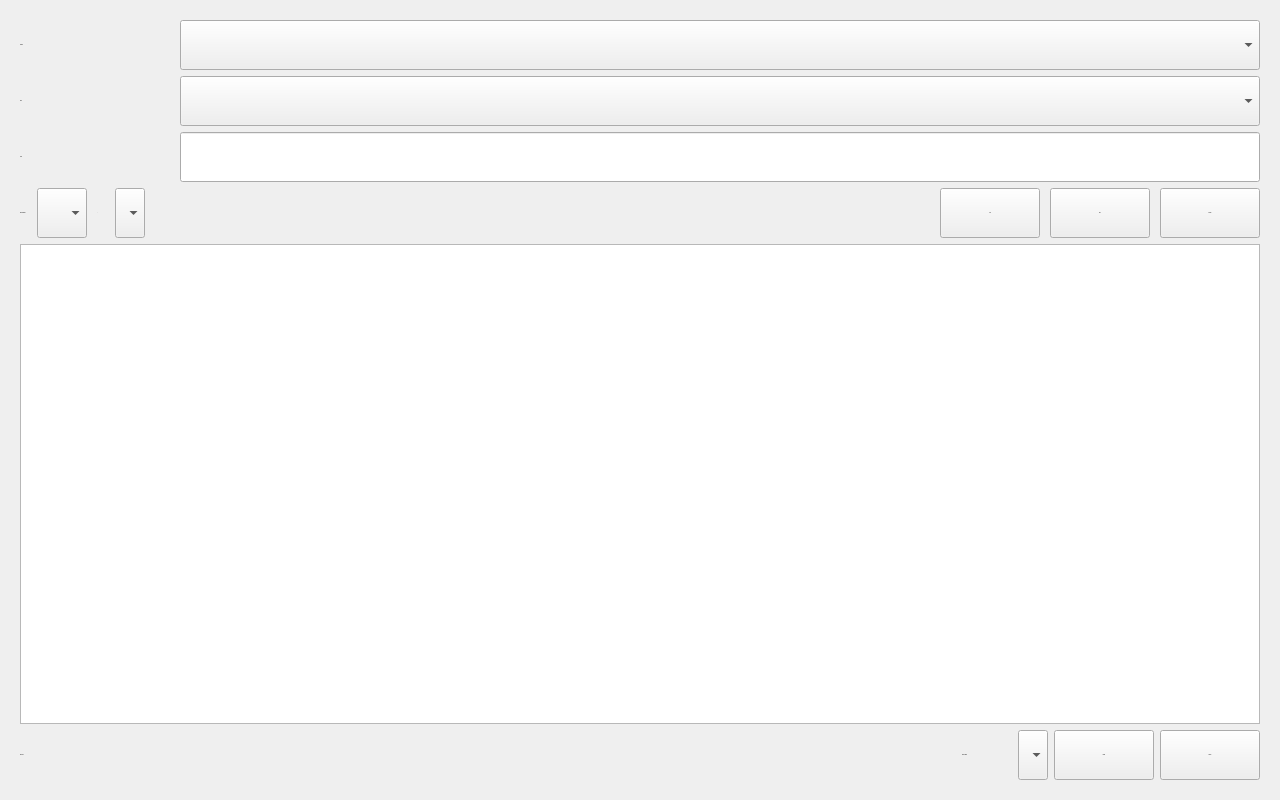
Before: the Qt Designer form Source/Time-Track/clockoutform.ui in joshuawootonn/time-track, drawn with Qt 5.
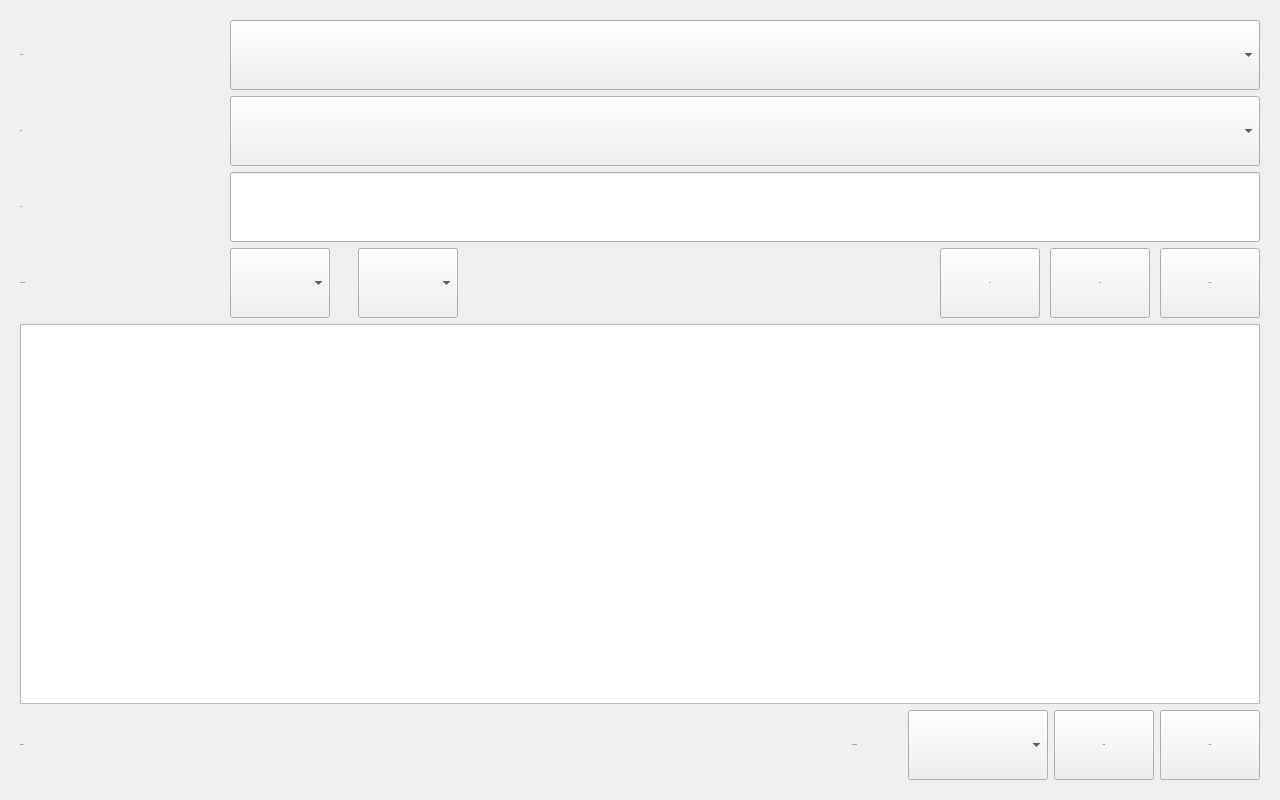
After: the same form once the commit is applied.

What changed in the file:
```diff
--- a/Source/Time-Track/clockoutform.ui
+++ b/Source/Time-Track/clockoutform.ui
@@ -161,9 +161,15 @@
               <verstretch>0</verstretch>
              </sizepolicy>
             </property>
+            <property name="minimumSize">
+             <size>
+              <width>200</width>
+              <height>0</height>
+             </size>
+            </property>
             <property name="maximumSize">
              <size>
-              <width>150</width>
+              <width>200</width>
               <height>45</height>
              </size>
             </property>
@@ -183,7 +189,7 @@
             <property name="minimumSize">
              <size>
               <width>0</width>
-              <height>50</height>
+              <height>70</height>
              </size>
             </property>
             <property name="sizeAdjustPolicy">
@@ -206,9 +212,15 @@
               <verstretch>0</verstretch>
              </sizepolicy>
             </property>
+            <property name="minimumSize">
+             <size>
+              <width>200</width>
+              <height>0</height>
+             </size>
+            </property>
             <property name="maximumSize">
              <size>
-              <width>150</width>
+              <width>200</width>
               <height>45</height>
              </size>
             </property>
@@ -228,7 +240,7 @@
             <property name="minimumSize">
              <size>
               <width>0</width>
-              <height>50</height>
+              <height>70</height>
              </size>
             </property>
            </widget>
@@ -250,7 +262,7 @@
             </property>
             <property name="maximumSize">
              <size>
-              <width>150</width>
+              <width>200</width>
               <height>45</height>
              </size>
             </property>
@@ -273,7 +285,7 @@
             <property name="minimumSize">
              <size>
               <width>0</width>
-              <height>50</height>
+              <height>70</height>
              </size>
             </property>
             <property name="echoMode">
@@ -296,9 +308,15 @@
               <verstretch>0</verstretch>
              </sizepolicy>
             </property>
+            <property name="minimumSize">
+             <size>
+              <width>200</width>
+              <height>0</height>
+             </size>
+            </property>
             <property name="maximumSize">
              <size>
-              <width>150</width>
+              <width>200</width>
               <height>45</height>
              </size>
             </property>
@@ -311,8 +329,8 @@
            <widget class="QComboBox" name="Hours">
             <property name="minimumSize">
              <size>
-              <width>50</width>
-              <height>50</height>
+              <width>100</width>
+              <height>70</height>
              </size>
             </property>
             <property name="maximumSize">
@@ -355,8 +373,8 @@
            <widget class="QComboBox" name="Minutes">
             <property name="minimumSize">
              <size>
-              <width>0</width>
-              <height>50</height>
+              <width>100</width>
+              <height>70</height>
              </size>
             </property>
             <property name="maximumSize">
@@ -388,7 +406,7 @@
             <property name="minimumSize">
              <size>
               <width>100</width>
-              <height>50</height>
+              <height>70</height>
              </size>
             </property>
             <property name="text">
@@ -401,7 +419,7 @@
             <property name="minimumSize">
              <size>
               <width>100</width>
-              <height>50</height>
+              <height>70</height>
              </size>
             </property>
             <property name="text">
@@ -414,7 +432,7 @@
             <property name="minimumSize">
              <size>
               <width>100</width>
-              <height>50</height>
+              <height>70</height>
              </size>
             </property>
             <property name="text">
@@ -528,8 +546,8 @@
          <widget class="QComboBox" name="Lunch">
           <property name="minimumSize">
            <size>
-            <width>0</width>
-            <height>50</height>
+            <width>140</width>
+            <height>70</height>
            </size>
           </property>
           <property name="maximumSize">
@@ -548,7 +566,7 @@
           <property name="minimumSize">
            <size>
             <width>100</width>
-            <height>50</height>
+            <height>70</height>
            </size>
           </property>
           <property name="text">
@@ -561,7 +579,7 @@
           <property name="minimumSize">
            <size>
             <width>100</width>
-            <height>50</height>
+            <height>70</height>
            </size>
           </property>
           <property name="text">
```
Left out of the diff: 11 changed lines with no effect on the pictures.
